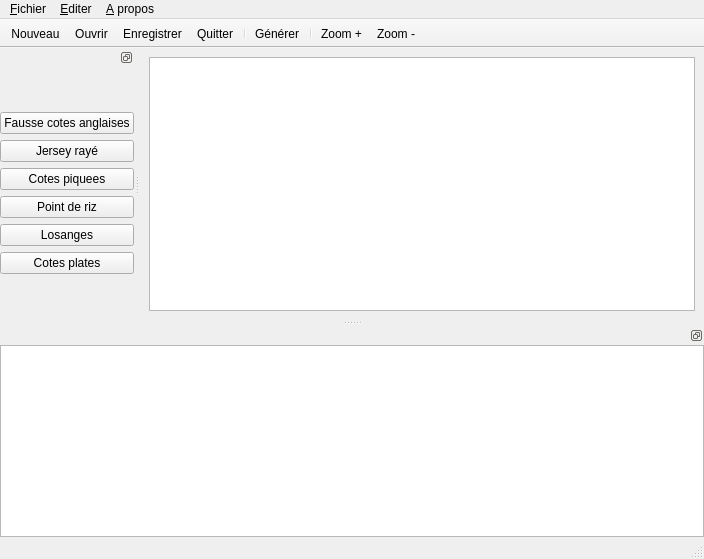
TriComp/TriComp, file interface/mainwindow.ui: the form before one commit.
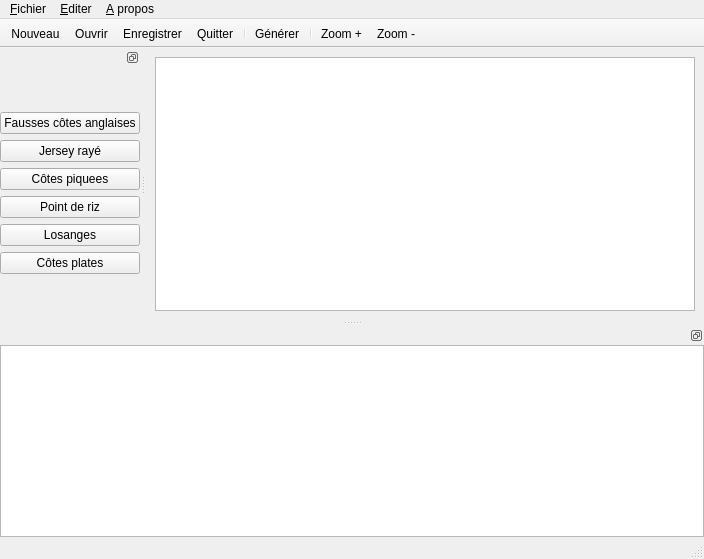
The form after the commit. Icons and pictures are not drawn.

Commit message: Quelques corrections orthographiques

Patch:
```diff
--- a/interface/mainwindow.ui
+++ b/interface/mainwindow.ui
@@ -143,7 +143,7 @@
          <item row="0" column="0">
           <widget class="QPushButton" name="pushButton">
            <property name="text">
-            <string>Fausse cotes anglaises</string>
+            <string>Fausses côtes anglaises</string>
            </property>
            <property name="iconSize">
             <size>
@@ -175,7 +175,7 @@
          <item row="5" column="0">
           <widget class="QPushButton" name="pushButton_5">
            <property name="text">
-            <string>Cotes plates</string>
+            <string>Côtes plates</string>
            </property>
            <property name="checkable">
             <bool>false</bool>
@@ -188,7 +188,7 @@
          <item row="2" column="0">
           <widget class="QPushButton" name="pushButton_4">
            <property name="text">
-            <string>Cotes piquees</string>
+            <string>Côtes piquees</string>
            </property>
            <property name="checkable">
             <bool>false</bool>
```
Left out of the diff: 4 changed lines with no effect on the pictures.
